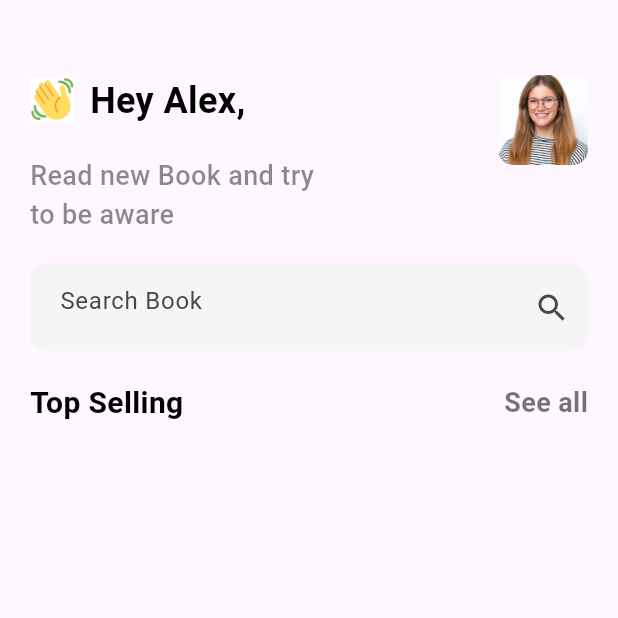
After one commit to Lanyamhamad/E_Learning, a Flutter app: the Home screen opened directly, on a phone screen of 412 x 824 dp, the top half of it. The commit adds this screen. Run offline on Flutter 3.47's test engine with Material 3 defaults, Android fonts, the phone set to English and light mode, and no system bars.

Commit message:
Adding Home Page

```diff
--- /dev/null
+++ b/lib/pages/home.dart
@@ -0,0 +1,103 @@
+import 'package:flutter/material.dart';
+
+class Home extends StatefulWidget{
+  const Home({super.key});
+
+  @override
+  State<Home> createState() => _HomeState();
+}
+class _HomeState extends State<Home>{
+  @override
+
+  Widget build(BuildContext context) {
+    return Scaffold(
+      body: Container(
+        padding: EdgeInsets.only(top:50.0 ,left: 20.0,right: 20.0),
+        child: Column(children: [
+        Row(
+          crossAxisAlignment: CrossAxisAlignment.start,
+          mainAxisAlignment: MainAxisAlignment.spaceBetween,
+          children: [
+          Column(
+            crossAxisAlignment: CrossAxisAlignment.start,
+            children: [
+              Row(
+                children: [
+                  Image.asset("images/wave.png",height: 30,width: 30, fit: BoxFit.cover,),
+                  SizedBox(width: 10.0,),
+                  Text(
+                    "Hey Alex,",
+                    style: TextStyle(
+                      color: Colors.black,
+                      fontSize: 24.0,
+                      fontWeight: FontWeight.bold
+                      ),
+                    ),
+                ],
+              ),
+                SizedBox(height: 20.0,),
+          Text(
+            "Read new Book and try\nto be aware ",
+            style: TextStyle(
+            color: Colors.black45,
+            fontSize: 18.0,
+            fontWeight: FontWeight.w500)
+          ),
+
+            ],
+          ),
+            ClipRRect(
+              borderRadius: BorderRadius.circular(10),
+              child: Image.asset(
+                "images/user.png",
+                height: 60,
+                width: 60,
+                fit: BoxFit.cover,),
+            )
+        ],
+        ),
+        SizedBox(height: 20.0),
+        Container(
+          padding: EdgeInsets.only(left: 20.0, bottom: 5.0, top: 5.0),
+          width: MediaQuery.of(context).size.width,
+          decoration: BoxDecoration(
+            color: Color(0xfff5f5f5),
+            borderRadius: BorderRadius.circular(10)
+          ),
+          child: TextField(
+            decoration: InputDecoration(
+            border: InputBorder.none,
+            hintText: "Search Book",
+            suffixIcon: Icon(Icons.search_outlined,)),
+          ),
+        ),
+        SizedBox(height: 20.0,),
+        Row(
+          mainAxisAlignment: MainAxisAlignment.spaceBetween,
+          children: [
+            Text(
+                  "Top Selling",
+                  style: TextStyle(
+                    color: Colors.black,
+                    fontSize: 20.0,
+                    fontWeight: FontWeight.bold
+                    )
+            ),
+            Text(
+                  "See all",
+                  style: TextStyle(
+                    color: Colors.black54,
+                    fontSize: 18.0,
+                    fontWeight: FontWeight.bold
+                    )
+            )
+          ],
+        )
+
+      ],
+      )
+      ),
+
+    );
+  }
+}
--- a/lib/pages/landing.dart
+++ b/lib/pages/landing.dart
@@ -17,9 +17,12 @@ class _LandingState extends State<Landing>{
           crossAxisAlignment: CrossAxisAlignment.start,   //to stick them in the left
           children: [
       Image.asset("images/landingpages.jpg"),
+
       SizedBox(
         height: 30.0,
       ),
+
+
       Text(
         "Order your\nfavourites Book",
         style: TextStyle(
```
Also changed, not shown: images/book_logo.jpeg (added), images/user.png (added), images/wave.png (added).
